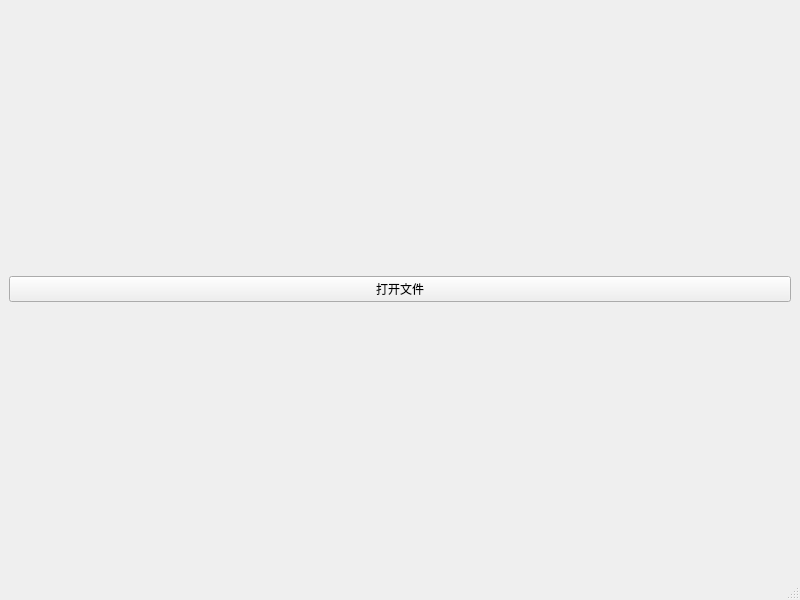
Zao-chen/VersionBox, file mainwindow.ui: the form before one commit.
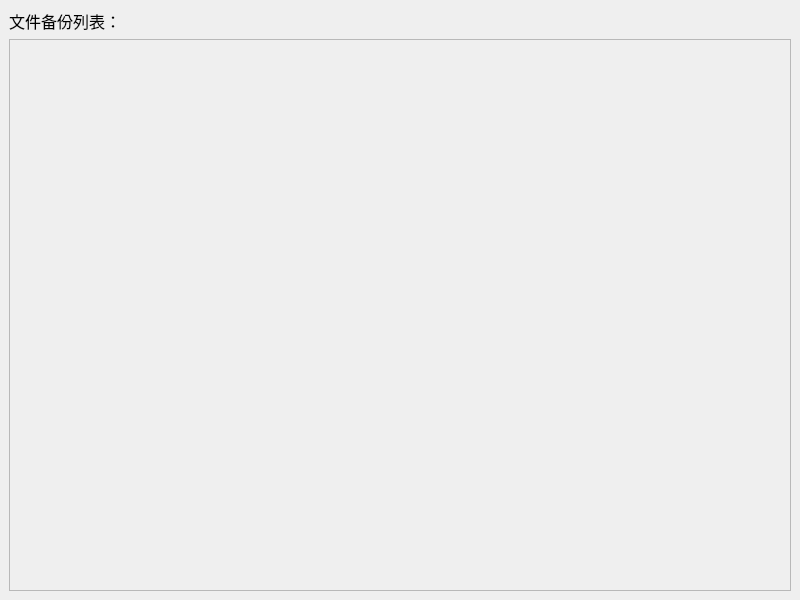
The form after the commit.

Patch:
```diff
--- a/mainwindow.ui
+++ b/mainwindow.ui
@@ -14,34 +14,43 @@
    <string>MainWindow</string>
   </property>
   <widget class="QWidget" name="centralwidget">
-   <layout class="QVBoxLayout" name="verticalLayout" stretch="0,1">
+   <layout class="QVBoxLayout" name="verticalLayout" stretch="0,0">
     <item>
-     <layout class="QHBoxLayout" name="horizontalLayout">
-      <item>
-       <widget class="QPushButton" name="pushButton_SelectFile">
+     <widget class="QLabel" name="label">
+      <property name="font">
+       <font>
+        <pointsize>12</pointsize>
+       </font>
+      </property>
         <property name="text">
-         <string>打开文件</string>
-        </property>
-       </widget>
-      </item>
-     </layout>
+       <string>文件备份列表：</string>
+      </property>
+     </widget>
     </item>
     <item>
-     <layout class="QVBoxLayout" name="verticalLayout_BackupFiles"/>
-    </item>
-   </layout>
-  </widget>
-  <widget class="QMenuBar" name="menubar">
+     <widget class="QScrollArea" name="scrollArea">
+      <property name="widgetResizable">
+       <bool>true</bool>
+      </property>
+      <widget class="QWidget" name="scrollAreaWidgetContents">
    <property name="geometry">
     <rect>
      <x>0</x>
      <y>0</y>
-     <width>800</width>
-     <height>21</height>
-    </rect>
-   </property>
-  </widget>
-  <widget class="QStatusBar" name="statusbar"/>
+         <width>780</width>
+         <height>554</height>
+        </rect>
+       </property>
+       <layout class="QVBoxLayout" name="verticalLayout_2">
+        <item>
+         <layout class="QVBoxLayout" name="verticalLayout_BackupFiles"/>
+        </item>
+       </layout>
+      </widget>
+     </widget>
+    </item>
+   </layout>
+  </widget>
  </widget>
  <resources/>
  <connections/>
```
Lines whose indentation alone changed are shown as unchanged.
